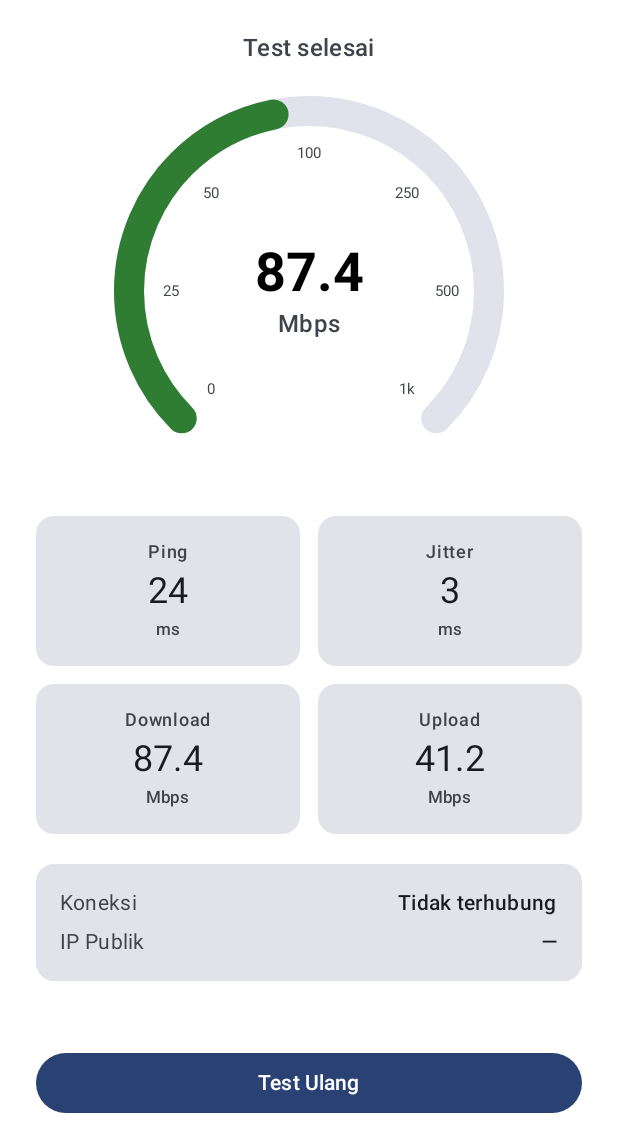
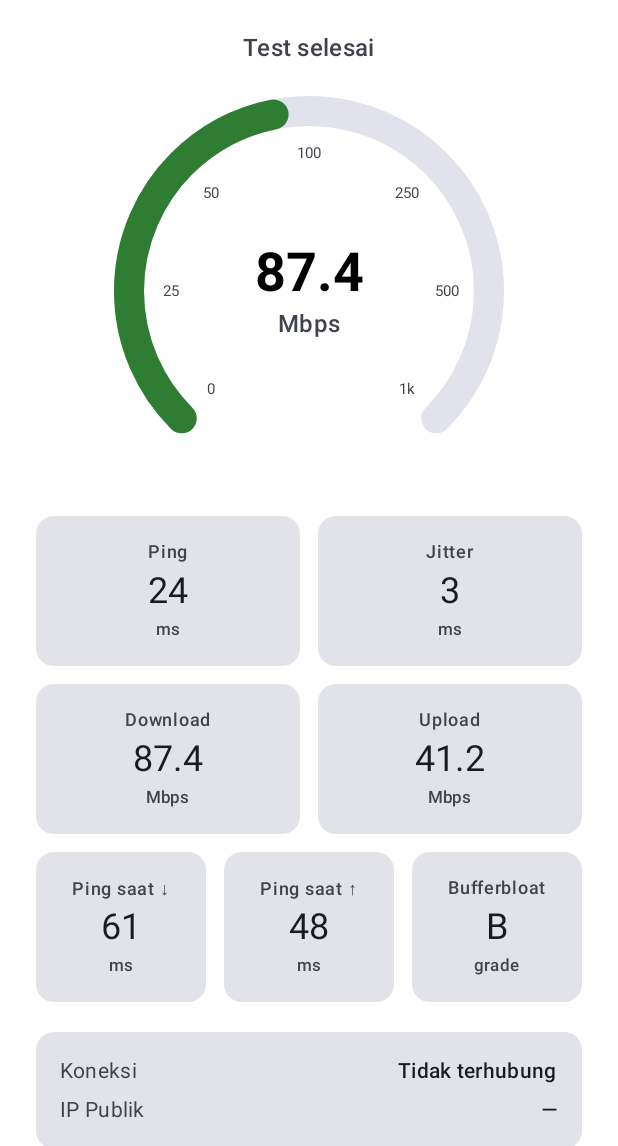
Before and after one commit to willyrafaelfs/Network-Speed-Test, an Android app built with Jetpack Compose: the @Preview function SpeedTestContentPreview, on a phone screen of 412 x 824 dp, the part 90-1236 px from its top. Run offline under Robolectric (Android 15) with nearby library versions, the phone set to English and light mode, and no system bars; libraries missing offline, so code that uses them is left out: androidx.hilt.lifecycle.

Commit message:
feat(ui): tampilkan latency saat beban, grade bufferbloat, dan pesan error yang jelas
- Baris metrik baru di layar test: ping saat download/upload dan grade bufferbloat
- Kartu riwayat menampilkan grade bila tersedia
- Snackbar error memakai SpeedTestError, bukan pesan exception mentah

```diff
--- /dev/null
+++ b/app/src/main/java/io/github/willyrafaelfs/speedtest/presentation/component/BufferbloatGradeLabel.kt
@@ -0,0 +1,10 @@
+package io.github.willyrafaelfs.speedtest.presentation.component
+
+import io.github.willyrafaelfs.speedtest.domain.model.BufferbloatGrade
+
+/** Teks grade seperti yang lazim ditampilkan alat bufferbloat (mis. "A+"). */
+val BufferbloatGrade.label: String
+    get() = when (this) {
+        BufferbloatGrade.A_PLUS -> "A+"
+        else -> name
+    }
--- a/app/src/main/java/io/github/willyrafaelfs/speedtest/presentation/speedtest/SpeedTestScreen.kt
+++ b/app/src/main/java/io/github/willyrafaelfs/speedtest/presentation/speedtest/SpeedTestScreen.kt
@@ -36,10 +36,12 @@ import androidx.compose.ui.unit.dp
 import androidx.core.content.ContextCompat
 import androidx.hilt.lifecycle.viewmodel.compose.hiltViewModel
 import androidx.lifecycle.compose.collectAsStateWithLifecycle
+import io.github.willyrafaelfs.speedtest.domain.model.SpeedTestError
 import io.github.willyrafaelfs.speedtest.domain.model.SpeedTestPhase
 import io.github.willyrafaelfs.speedtest.presentation.component.MetricCard
 import io.github.willyrafaelfs.speedtest.presentation.component.NetworkInfoCard
 import io.github.willyrafaelfs.speedtest.presentation.component.SpeedGauge
+import io.github.willyrafaelfs.speedtest.presentation.component.label
 import io.github.willyrafaelfs.speedtest.ui.theme.NetworkSpeedTestTheme
 import java.util.Locale
 
@@ -102,9 +104,9 @@ private fun SpeedTestContent(
     // Simpan callback terbaru agar effect (yang hanya restart saat pesan berubah)
     // tidak memanggil lambda lama bila parent recompose dengan lambda baru.
     val currentOnErrorDismiss by rememberUpdatedState(onErrorDismiss)
-    LaunchedEffect(state.errorMessage) {
-        state.errorMessage?.let { message ->
-            snackbarHostState.showSnackbar(message)
+    LaunchedEffect(state.error) {
+        state.error?.let { error ->
+            snackbarHostState.showSnackbar(errorMessage(error))
             currentOnErrorDismiss()
         }
     }
@@ -203,6 +205,27 @@ private fun MetricsGrid(state: SpeedTestUiState, modifier: Modifier = Modifier)
                 modifier = Modifier.weight(1f),
             )
         }
+        // Latency saat beban: ping yang diukur selama download/upload berjalan.
+        Row(horizontalArrangement = Arrangement.spacedBy(12.dp)) {
+            MetricCard(
+                label = "Ping saat ↓",
+                value = formatMs(state.downloadLatencyMs),
+                unit = "ms",
+                modifier = Modifier.weight(1f),
+            )
+            MetricCard(
+                label = "Ping saat ↑",
+                value = formatMs(state.uploadLatencyMs),
+                unit = "ms",
+                modifier = Modifier.weight(1f),
+            )
+            MetricCard(
+                label = "Bufferbloat",
+                value = state.bufferbloatGrade?.label ?: "—",
+                unit = "grade",
+                modifier = Modifier.weight(1f),
+            )
+        }
     }
 }
 
@@ -212,6 +235,13 @@ private fun phaseLabel(phase: SpeedTestPhase): String = when (phase) {
     SpeedTestPhase.DOWNLOAD -> "Mengukur download…"
     SpeedTestPhase.UPLOAD -> "Mengukur upload…"
     SpeedTestPhase.FINISHED -> "Test selesai"
+}
+
+private fun errorMessage(error: SpeedTestError): String = when (error) {
+    SpeedTestError.NoConnection -> "Tidak ada koneksi internet atau server tidak terjangkau."
+    SpeedTestError.Timeout -> "Server terlalu lama merespons. Coba lagi beberapa saat lagi."
+    is SpeedTestError.ServerError -> "Server menolak permintaan (HTTP ${error.httpCode}). Coba lagi nanti."
+    SpeedTestError.Unknown -> "Test gagal karena kesalahan yang tidak terduga."
 }
 
 private fun formatSpeed(value: Double?): String =
@@ -231,6 +261,8 @@ private fun SpeedTestContentPreview() {
                 jitterMs = 3.0,
                 downloadMbps = 87.4,
                 uploadMbps = 41.2,
+                downloadLatencyMs = 61.0,
+                uploadLatencyMs = 48.0,
             ),
             snackbarHostState = remember { SnackbarHostState() },
             canReadWifiName = true,
--- a/app/src/main/java/io/github/willyrafaelfs/speedtest/presentation/speedtest/SpeedTestUiState.kt
+++ b/app/src/main/java/io/github/willyrafaelfs/speedtest/presentation/speedtest/SpeedTestUiState.kt
@@ -1,6 +1,8 @@
 package io.github.willyrafaelfs.speedtest.presentation.speedtest
 
+import io.github.willyrafaelfs.speedtest.domain.model.BufferbloatGrade
 import io.github.willyrafaelfs.speedtest.domain.model.NetworkInfo
+import io.github.willyrafaelfs.speedtest.domain.model.SpeedTestError
 import io.github.willyrafaelfs.speedtest.domain.model.SpeedTestPhase
 
 /**
@@ -12,8 +14,9 @@ import io.github.willyrafaelfs.speedtest.domain.model.SpeedTestPhase
  * @param currentSpeedMbps kecepatan sesaat untuk animasi gauge.
  * @param progressFraction progres fase saat ini (0f..1f).
  * @param pingMs / jitterMs / downloadMbps / uploadMbps hasil tiap fase.
+ * @param downloadLatencyMs / uploadLatencyMs latency saat beban selama download/upload.
  * @param networkInfo info koneksi terkini (jenis, SSID/operator, IP publik).
- * @param errorMessage pesan error bila test gagal; null bila tidak ada.
+ * @param error penyebab test gagal; null bila tidak ada.
  */
 data class SpeedTestUiState(
     val phase: SpeedTestPhase = SpeedTestPhase.IDLE,
@@ -24,9 +27,15 @@ data class SpeedTestUiState(
     val jitterMs: Double? = null,
     val downloadMbps: Double? = null,
     val uploadMbps: Double? = null,
+    val downloadLatencyMs: Double? = null,
+    val uploadLatencyMs: Double? = null,
     val networkInfo: NetworkInfo = NetworkInfo.Unknown,
-    val errorMessage: String? = null,
+    val error: SpeedTestError? = null,
 ) {
     /** True bila satu sesi test sudah selesai penuh. */
     val isFinished: Boolean get() = phase == SpeedTestPhase.FINISHED
+
+    /** Grade bufferbloat; tersedia sejak latency saat beban pertama terukur. */
+    val bufferbloatGrade: BufferbloatGrade?
+        get() = pingMs?.let { BufferbloatGrade.of(it, downloadLatencyMs, uploadLatencyMs) }
 }
```
Also changed, not shown: app/src/main/java/io/github/willyrafaelfs/speedtest/presentation/history/HistoryScreen.kt (+9 -1 lines), app/src/main/java/io/github/willyrafaelfs/speedtest/presentation/speedtest/SpeedTestViewModel.kt (+8 -2 lines).
